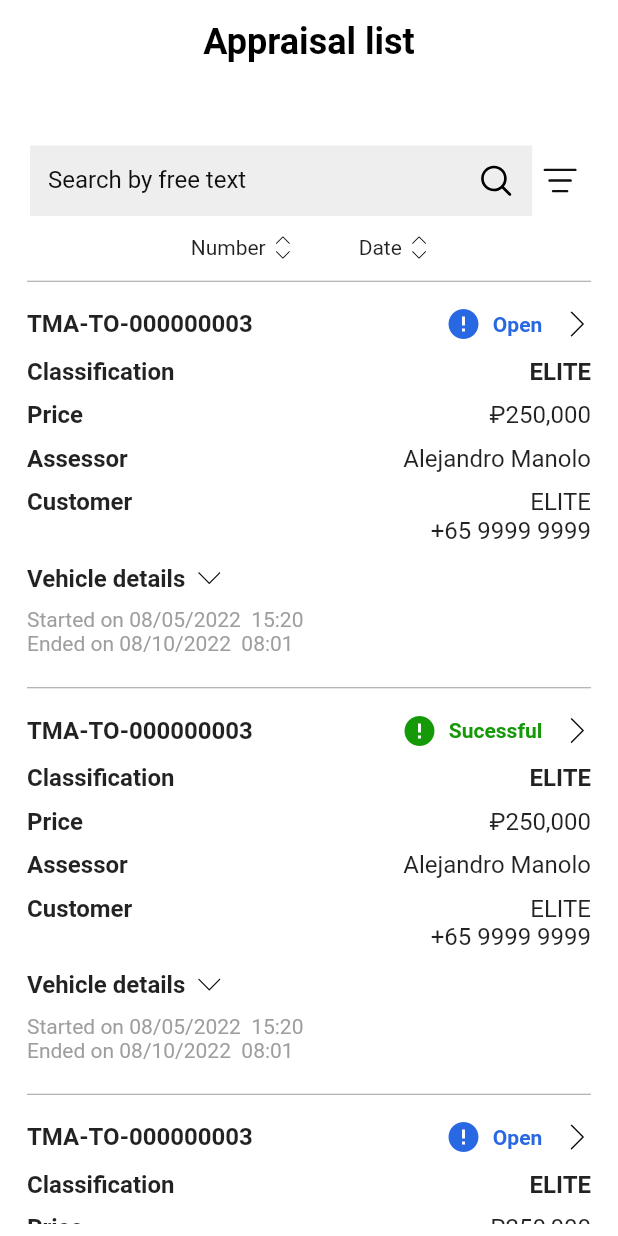
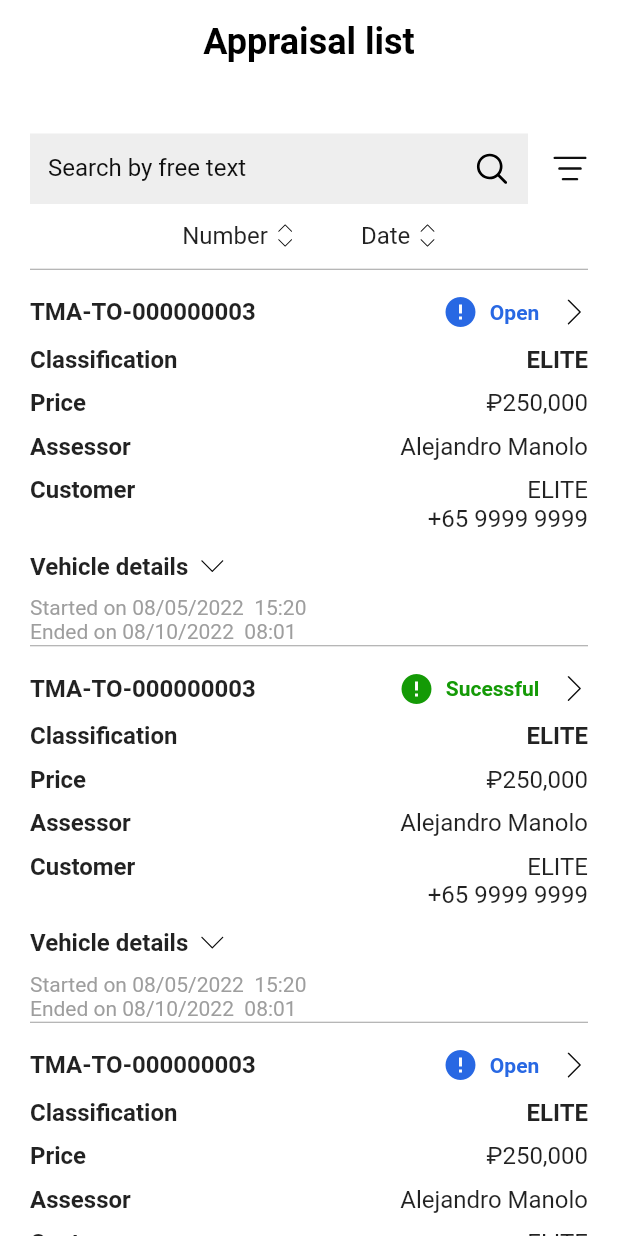
Before and after one commit to MonsterPTN/helloFlutter, a Flutter app: the ListViewScreen screen opened directly, on a phone screen of 412 x 824 dp. Run offline on Flutter 3.47's test engine with Material 2 defaults, Android fonts, the phone set to English and light mode, and no system bars; our stand-ins replace dotted_border, flutter_svg, image_picker, video_player.

Commit message:
-ListViewScreen

```diff
--- a/lib/modules/ListViewScreen/listview_screen.dart
+++ b/lib/modules/ListViewScreen/listview_screen.dart
@@ -81,60 +81,40 @@ class _ListViewScreenState extends State<ListViewScreen> {
       body: Container(
         color: AppColors.backgroundApp,
         child: Padding(
-          padding: const EdgeInsets.all(8.0),
+          padding: const EdgeInsets.only(
+            left: 20,
+            right: 20,
+          ),
           child: Column(
             children: [
               SingleChildScrollView(
-                child: Expanded(
-                  flex: 2,
                 child: Column(
                   children: [
                     const SizedBox(
                       height: 33,
                     ),
-                      Column(
-                        children: [
-                          Container(
-                            margin: const EdgeInsets.only(left: 12, right: 12),
-                            child: Row(
+                    Row(
                       children: [
                         Expanded(
-                                  flex: 9,
                           child: SearchFieldWidget(
                             maxLength: 32,
                             text: 'Search by free text',
                             icon: SvgPicture.asset(
                               'assets/svg/ic_search.svg',
-                                      height: 18.3,
-                                      width: 18.3,
                             ),
                           ),
                         ),
-                                Expanded(
-                                  flex: 1,
-                                  child: SvgPicture.asset(
-                                      'assets/svg/ic_filter.svg'),
+                        const SizedBox(
+                          width: 16,
                         ),
+                        SvgPicture.asset('assets/svg/ic_filter.svg'),
+                      ],
+                    ),
+                    _widgetFilterBody(),
                   ],
                 ),
               ),
-                          Row(
-                            mainAxisAlignment: MainAxisAlignment.center,
-                            children: [
-                              _widgetFilter(text: 'Number'),
-                              const SizedBox(
-                                width: 45,
-                              ),
-                              _widgetFilter(text: 'Date'),
-                            ],
-                          ),
-                        ],
-                      ),
-                    ],
-                  ),
-                ),
-              ),
-              Expanded(flex: 8, child: _widgetMain())
+              Expanded(child: _widgetMain())
             ],
           ),
         ),
@@ -142,12 +122,28 @@ class _ListViewScreenState extends State<ListViewScreen> {
     );
   }
 
-  Widget _widgetFilter({required String text}) {
+  Widget _widgetFilterBody() {
+    return Row(
+      mainAxisAlignment: MainAxisAlignment.center,
+      children: [
+        _widgetFilterFormat('Number'),
+        const SizedBox(
+          width: 45,
+        ),
+        _widgetFilterFormat('Date'),
+      ],
+    );
+  }
+
+  Widget _widgetFilterFormat(String text) {
     return SizedBox(
       height: 42,
       child: Row(
         children: [
-          Text(text),
+          Text(
+            text,
+            style: StylesText.mediumBoldText1,
+          ),
           const SizedBox(
             width: 6,
           ),
@@ -168,9 +164,7 @@ class _ListViewScreenState extends State<ListViewScreen> {
       itemCount: stations.length,
       itemBuilder: (context, index) {
         final item = stations[index];
-        return Padding(
-          padding: const EdgeInsets.only(bottom: 20, left: 10, right: 10),
-          child: Column(
+        return Column(
           children: [
             const DeviderWidget(),
             const SizedBox(
@@ -185,39 +179,47 @@ class _ListViewScreenState extends State<ListViewScreen> {
                 ),
                 Row(
                   children: [
-                      Icon(Icons.error,
+                    Icon(
+                      Icons.error,
                       color: item.status == 'Open'
                           ? AppColors.primari3
                           : item.status == 'Sucessful'
                               ? AppColors.primari2
                               : item.status == 'Unsuccessful'
                                   ? AppColors.primari
-                                      : AppColors.primari4),
+                                  : AppColors.primari4,
+                    ),
                     const SizedBox(
                       width: 7.5,
                     ),
-                      Text(item.status,
+                    Text(
+                      item.status,
                       style: item.status == 'Open'
                           ? TextStyle(
                               color: AppColors.primari3,
-                                  fontWeight: FontWeight.bold)
+                              fontWeight: FontWeight.bold,
+                            )
                           : item.status == 'Sucessful'
                               ? TextStyle(
                                   color: AppColors.primari2,
-                                      fontWeight: FontWeight.bold)
+                                  fontWeight: FontWeight.bold,
+                                )
                               : item.status == 'Unsuccessful'
                                   ? TextStyle(
                                       color: AppColors.primari,
-                                          fontWeight: FontWeight.bold)
+                                      fontWeight: FontWeight.bold,
+                                    )
                                   : TextStyle(
                                       color: AppColors.primari4,
-                                          fontWeight: FontWeight.bold)),
+                                      fontWeight: FontWeight.bold,
+                                    ),
+                    ),
                     const SizedBox(
                       width: 14.5,
                     ),
                     SvgPicture.asset('assets/svg/ic_arrow_right.svg'),
                   ],
-                  )
+                ),
               ],
             ),
             const SizedBox(
@@ -304,8 +306,10 @@ class _ListViewScreenState extends State<ListViewScreen> {
                 children: [
                   Row(
                     children: [
-                        const Text("Vehicle details",
-                            style: StylesText.mediumBoldText),
+                      const Text(
+                        "Vehicle details",
+                        style: StylesText.mediumBoldText,
+                      ),
                       const SizedBox(
                         width: 8,
                       ),
@@ -335,7 +339,6 @@ class _ListViewScreenState extends State<ListViewScreen> {
               ),
             ),
           ],
-          ),
         );
       },
     );
```
Lines whose indentation alone changed are shown as unchanged.
